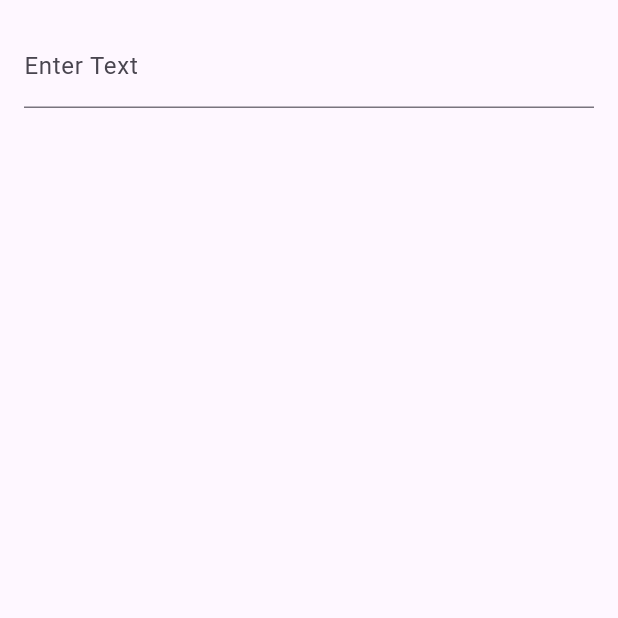
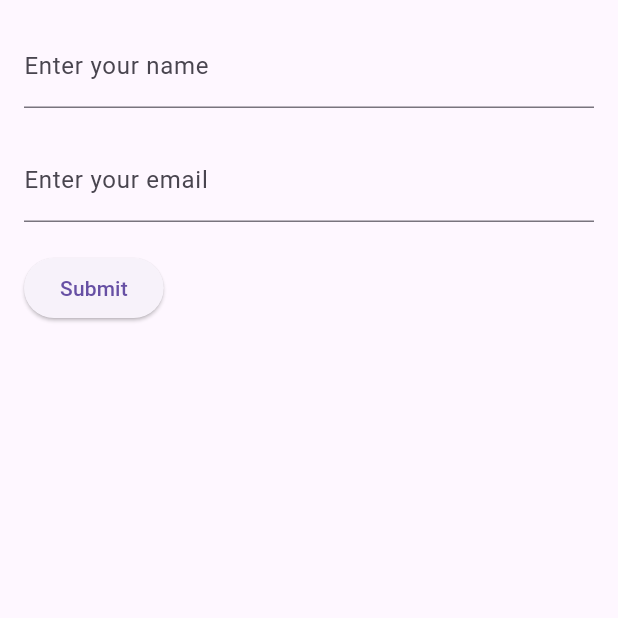
Before and after one commit to DMIT-2504/dmit2504-1241-workbook-shamsa-shams9017, a Flutter app: the screen it shows after launch, on a phone screen of 412 x 824 dp, the top half of it. Run offline on Flutter 3.47's test engine with Material 3 defaults, Android fonts, the phone set to English and light mode, and no system bars.

Commit message:
textfield and controller with stateless

```diff
--- a/week_4_input_widgets/lib/main.dart
+++ b/week_4_input_widgets/lib/main.dart
@@ -1,5 +1,6 @@
 import 'package:flutter/material.dart';
-import 'package:week_4_input_widgets/simple_text_field.dart';
+import 'package:week_4_input_widgets/textfield_with_controller_stateless.dart';
+
 
 void main() {
   runApp(const MainApp());
@@ -12,7 +13,8 @@ class MainApp extends StatelessWidget {
   Widget build(BuildContext context) {
     return MaterialApp(
       home: Scaffold(
-        body: SimpleTextField()
+        body: //SimpleTextField()
+              SimpleTextFieldController()
       ),
     );
   }
--- a/week_4_input_widgets/lib/simple_text_field.dart
+++ b/week_4_input_widgets/lib/simple_text_field.dart
@@ -5,7 +5,7 @@ import 'package:flutter/material.dart';
 class SimpleTextField extends StatelessWidget{
 
 @override
-Widget build(BuildContext contex){
+Widget build(BuildContext context){
   return Padding(
     padding: const EdgeInsets.all(16.0),
     child: TextField(
--- /dev/null
+++ b/week_4_input_widgets/lib/textfield_with_controller_stateless.dart
@@ -0,0 +1,56 @@
+
+
+import 'package:flutter/material.dart';
+
+class SimpleTextFieldController extends StatelessWidget{
+
+//instantiate controllers
+  final TextEditingController nameController = TextEditingController();
+  final TextEditingController emailController = TextEditingController();
+
+  SimpleTextFieldController({super.key});
+
+@override
+Widget build(BuildContext context){
+  return Padding(
+    padding: const EdgeInsets.all(16.0),
+    child: Column(
+      crossAxisAlignment: CrossAxisAlignment.start,
+      children: [
+        // name textfield
+        TextField(
+          controller: nameController,
+          decoration: InputDecoration(
+            labelText: 'Enter your name'
+          )
+        ),
+        SizedBox(height: 20), //space between
+        //email textfield
+        TextField(
+          controller: emailController,
+          decoration: InputDecoration(
+            labelText: 'Enter your email'
+          )
+        ),
+        SizedBox(height: 20), //space between
+
+        ElevatedButton(
+          onPressed: () {
+            //get data from controller
+            String name = nameController.text;
+            String email = emailController.text;
+
+            ScaffoldMessenger.of(context).showSnackBar(
+              SnackBar(
+                content: Text('Yout name is $name and your email is $email')
+              )
+            );
+          }, child: Text('Submit'),
+        )
+
+
+      ]
+    )
+  );
+}
+}
```
